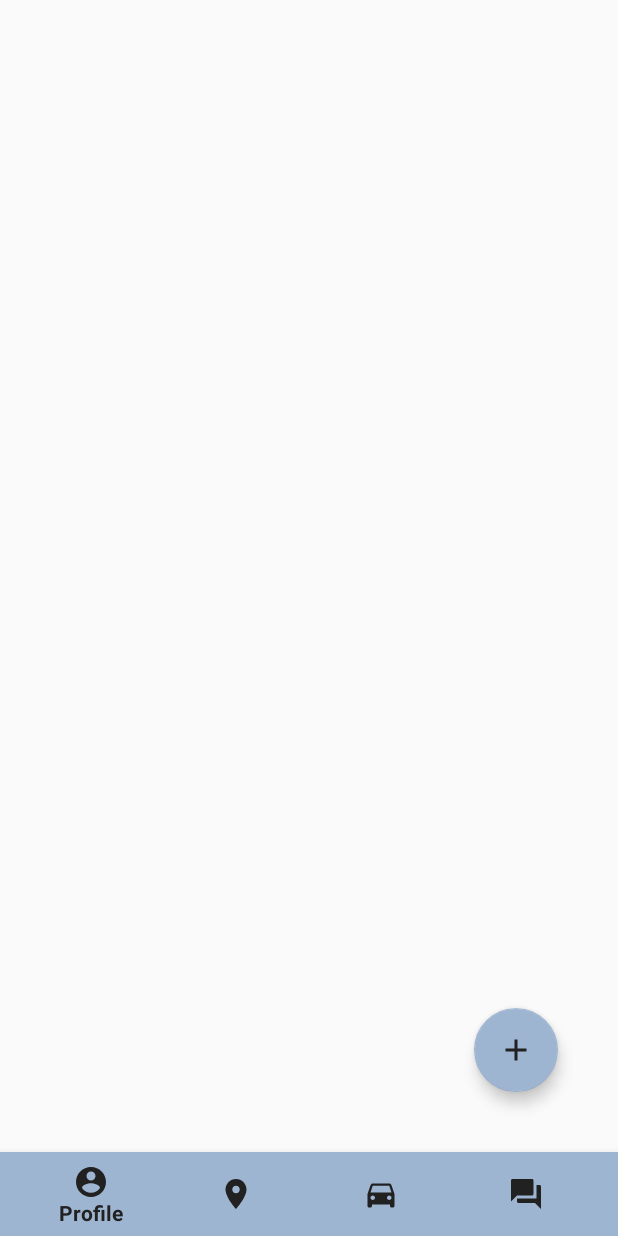
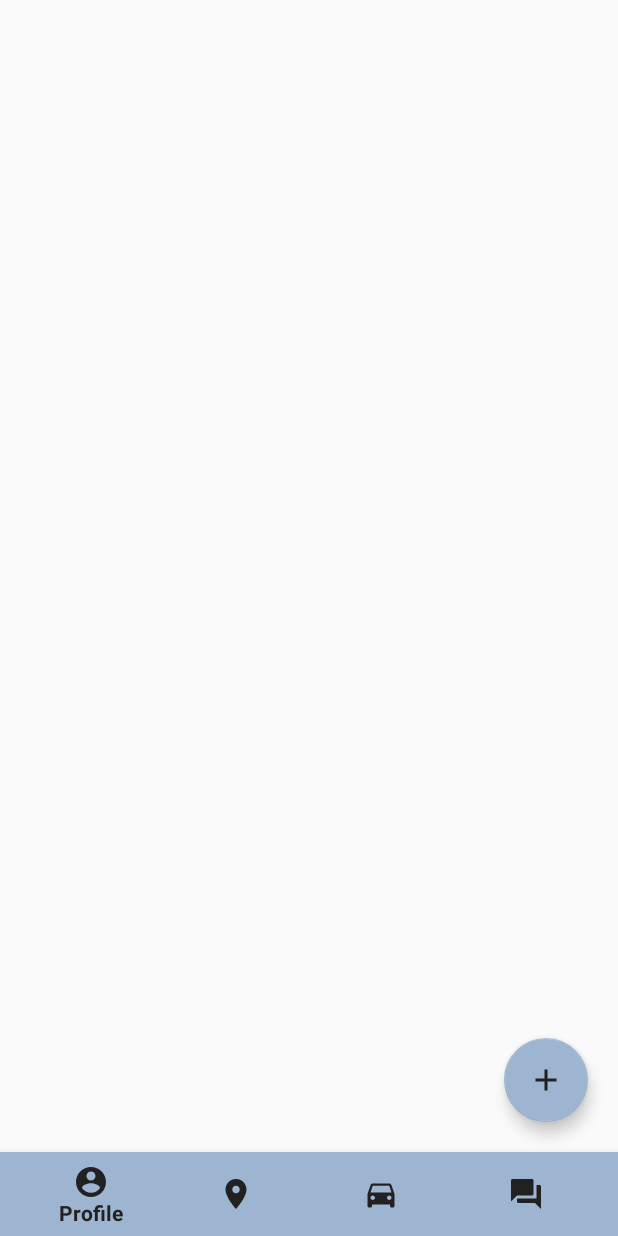
Before and after one commit to CosminCirlea/ElectricTalk, an Android app: the fragment CarsFragment placed in its activity, on a phone screen of 412 x 824 dp. Run offline under Robolectric (Android 15) with nearby library versions, the phone set to English and light mode, and no system bars; network calls fail.

```diff
--- a/app/src/main/AndroidManifest.xml
+++ b/app/src/main/AndroidManifest.xml
@@ -5,6 +5,7 @@
     <uses-permission android:name="android.permission.INTERNET"/>
     <uses-permission android:name="android.permission.ACCESS_NETWORK_STATE"/>
     <uses-permission android:name="android.permission.ACCESS_FINE_LOCATION"/>
+
 
     <application
         android:allowBackup="true"
@@ -25,7 +26,5 @@
                 <category android:name="android.intent.category.LAUNCHER" />
             </intent-filter>
         </activity>
-
     </application>
-
 </manifest>
--- a/app/src/main/res/layout/fragment_cars.xml
+++ b/app/src/main/res/layout/fragment_cars.xml
@@ -20,7 +20,7 @@
         android:layout_alignParentBottom="true"
         android:backgroundTint="@color/colorPrimary"
         android:src="@drawable/ic_add_black_24dp"
-        android:layout_margin="40dp"
+        android:layout_margin="20dp"
         />
 
 </RelativeLayout>
```
Also changed, not shown: app/src/main/res/layout/activity_signup.xml (+5 -6 lines).
